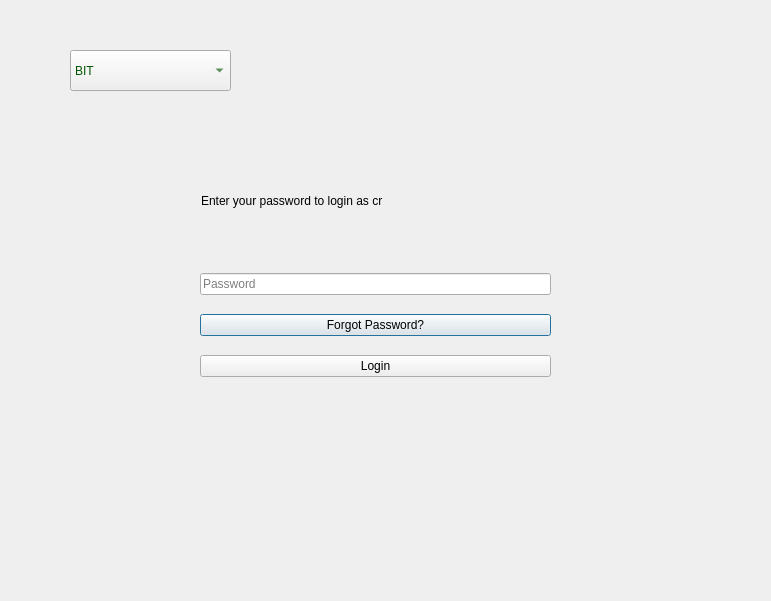
Old version of the form crloginpage.ui in the repository prazzx/Kakshya.
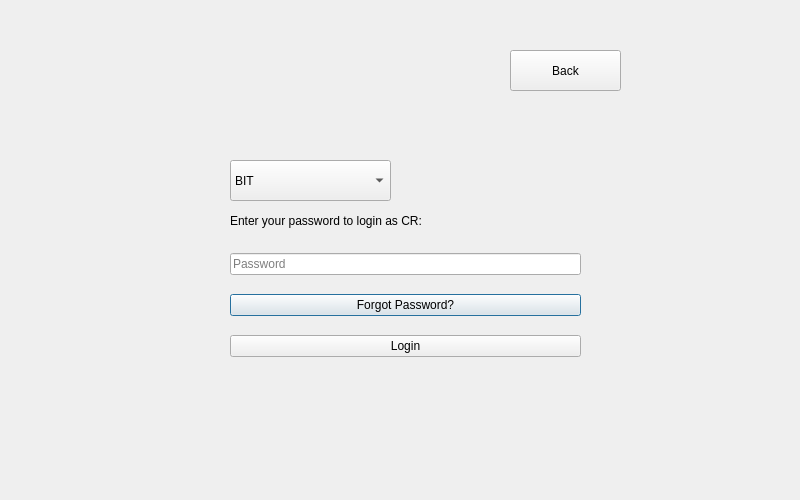
New version of the form.

```diff
--- a/crloginpage.ui
+++ b/crloginpage.ui
@@ -6,8 +6,8 @@
    <rect>
     <x>0</x>
     <y>0</y>
-    <width>771</width>
-    <height>601</height>
+    <width>800</width>
+    <height>500</height>
    </rect>
   </property>
   <property name="windowTitle">
@@ -16,8 +16,8 @@
   <widget class="QWidget" name="layoutWidget">
    <property name="geometry">
     <rect>
-     <x>200</x>
-     <y>260</y>
+     <x>230</x>
+     <y>240</y>
      <width>351</width>
      <height>131</height>
     </rect>
@@ -59,28 +59,32 @@
   <widget class="QLabel" name="label">
    <property name="geometry">
     <rect>
-     <x>201</x>
-     <y>160</y>
+     <x>230</x>
+     <y>200</y>
      <width>331</width>
-     <height>81</height>
+     <height>41</height>
     </rect>
    </property>
+   <property name="styleSheet">
+    <string notr="true">font: 700 10pt &quot;Arial&quot;;
+color: rgb(0, 0, 0);</string>
+   </property>
    <property name="text">
-    <string>Enter your password to login as cr</string>
+    <string>Enter your password to login as CR:</string>
    </property>
   </widget>
   <widget class="QComboBox" name="comboBoxSelect">
    <property name="geometry">
     <rect>
-     <x>70</x>
-     <y>50</y>
+     <x>230</x>
+     <y>160</y>
      <width>161</width>
      <height>41</height>
     </rect>
    </property>
    <property name="styleSheet">
-    <string notr="true">font: 700 14pt &quot;Arial&quot;;
-color: rgb(0, 85, 0);</string>
+    <string notr="true">font: 700 10pt &quot;Arial&quot;;
+color: rgb(0, 0, 0);</string>
    </property>
    <item>
     <property name="text">
@@ -123,6 +127,19 @@
     </property>
    </item>
   </widget>
+  <widget class="QPushButton" name="pushButton">
+   <property name="geometry">
+    <rect>
+     <x>510</x>
+     <y>50</y>
+     <width>111</width>
+     <height>41</height>
+    </rect>
+   </property>
+   <property name="text">
+    <string>Back</string>
+   </property>
+  </widget>
  </widget>
  <resources/>
  <connections/>
```
Left out of the diff: 2 changed lines with no effect on the pictures.
